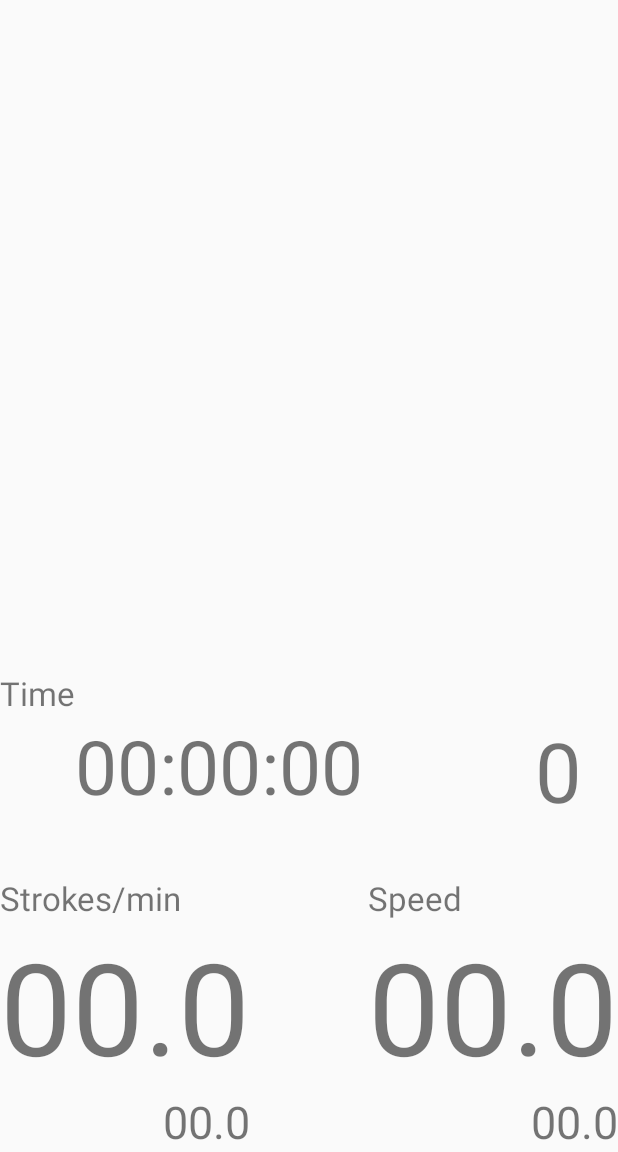
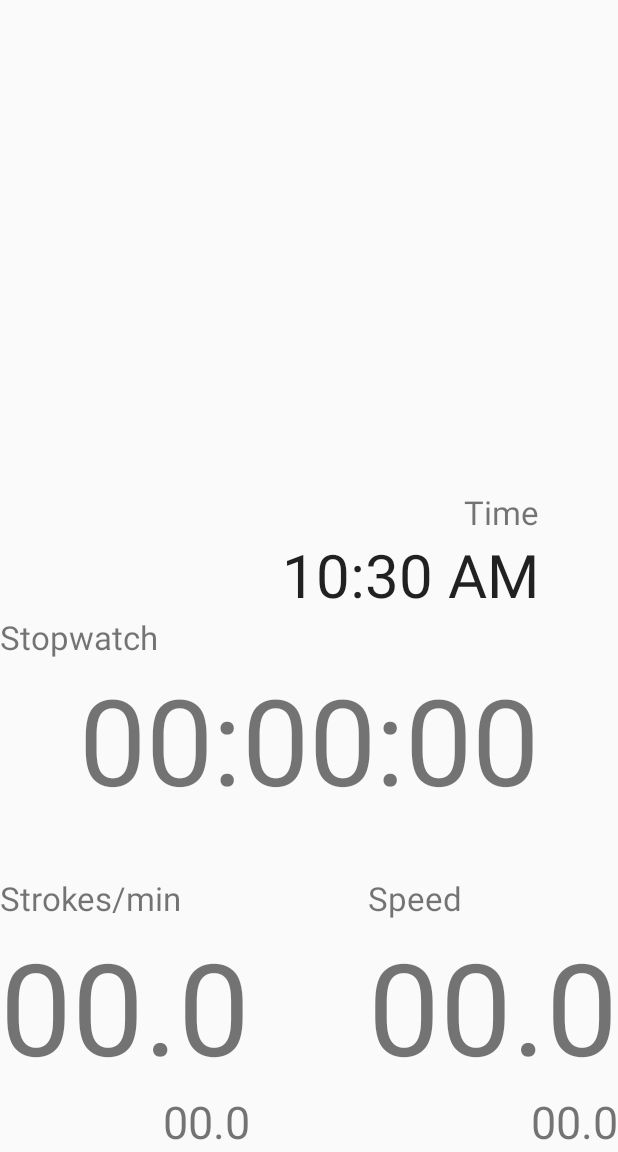
Before and after one commit to wleung85/PaddleHelper, an Android app: the screen it shows after launch (MainActivity), on a phone screen of 412 x 824 dp, the part 84-1236 px from its top. Run offline under Robolectric (Android 15) with nearby library versions, the phone set to English and light mode, and no system bars.

Commit message:
Added clock time

```diff
--- a/app/src/main/java/com/example/paddlehelper/MainActivity.java
+++ b/app/src/main/java/com/example/paddlehelper/MainActivity.java
@@ -11,8 +11,6 @@ import android.location.LocationManager;
 import android.os.Build;
 import android.preference.PreferenceManager;
 import android.support.annotation.NonNull;
-import android.support.v4.app.ActivityCompat;
-import android.support.v4.view.GestureDetectorCompat;
 import android.support.v7.app.AppCompatActivity;
 import android.os.Bundle;
 import android.support.v7.widget.Toolbar;
@@ -26,6 +24,9 @@ import android.widget.TextView;
 import android.widget.Toast;
 
 import java.lang.System;
+import java.text.DateFormat;
+import java.util.Date;
+import java.util.Locale;
 import java.util.concurrent.TimeUnit;
 
 public class MainActivity extends AppCompatActivity implements LocationListener{
@@ -42,7 +43,6 @@ public class MainActivity extends AppCompatActivity implements LocationListener{
     Toolbar mToolbar;
     double spmActual;
     LocationManager lm;
-    //GestureDetectorCompat mDetector;
 
     @Override
     protected void onCreate(Bundle savedInstanceState) {
@@ -60,6 +60,7 @@ public class MainActivity extends AppCompatActivity implements LocationListener{
         txtMaxSpeed = (TextView) findViewById (R.id.textViewMaxSpeed);
         btnSpeed = (Button) findViewById(R.id.SpeedButton);
         lm = (LocationManager) this.getSystemService(Context.LOCATION_SERVICE);
+
 
         SPMstarted = false;
         strokeNum = getStrokeNum();
@@ -84,7 +85,7 @@ public class MainActivity extends AppCompatActivity implements LocationListener{
                     //Updating actual stroke per min
                     currentTime = System.nanoTime();
                     spmActual = (double)strokeNum*60000.00/TimeUnit.NANOSECONDS.toMillis(currentTime - lastTime);
-                    txtSpm.setText(String.format("%.1f", spmActual));
+                    txtSpm.setText(String.format(Locale.CANADA,"%.1f", spmActual));
 
                     SPMstarted = false;
                 }
@@ -192,11 +193,11 @@ public class MainActivity extends AppCompatActivity implements LocationListener{
             if (pref.getString("speedUnitPref", "2").equals("1")) {
                 nCurrentSpeed = nCurrentSpeed * (float)3.6;
             }
-            txtSpeed.setText(String.format("%.1f",nCurrentSpeed));
+            txtSpeed.setText(String.format(Locale.CANADA,"%.1f",nCurrentSpeed));
 
             // Setting max speed
             if (nCurrentSpeed > Float.parseFloat((String)txtMaxSpeed.getText())) {
-                txtMaxSpeed.setText(String.format("%.1f",nCurrentSpeed));
+                txtMaxSpeed.setText(String.format(Locale.CANADA,"%.1f",nCurrentSpeed));
             }
         }
     }
--- a/app/src/main/res/layout/activity_main.xml
+++ b/app/src/main/res/layout/activity_main.xml
@@ -53,39 +53,25 @@
         android:layout_alignEnd="@+id/textViewSpmCount" />
 
     <TextView
-        android:id="@+id/textViewTimeCount"
+        android:id="@+id/textViewStopwatchCount"
         android:layout_width="wrap_content"
         android:layout_height="wrap_content"
+        android:layout_marginBottom="38dp"
         android:text="00:00:00"
-        android:textSize="50sp"
-        android:layout_alignParentLeft="true"
-        android:layout_alignParentStart="true"
+        android:textSize="80sp"
         android:layout_above="@+id/textViewSpmTitle"
-        android:layout_marginBottom="40dp"
-        android:layout_marginLeft="50dp" />
+        android:layout_centerHorizontal="true" />
 
     <TextView
-        android:id="@+id/textViewTimeTitle"
+        android:id="@+id/textViewStopwatchTitle"
         android:layout_width="wrap_content"
         android:layout_height="wrap_content"
-        android:text="Time"
-        android:textSize="22sp"
-        android:layout_above="@+id/textViewTimeCount"
+        android:layout_above="@+id/textViewStopwatchCount"
         android:layout_alignLeft="@+id/textViewSpmTitle"
         android:layout_alignStart="@+id/textViewSpmTitle"
-        android:layout_marginBottom="0dp" />
-
-    <TextView
-        android:id="@+id/textViewTimeLap"
-        android:layout_width="wrap_content"
-        android:layout_height="wrap_content"
-        android:text="0"
-        android:textSize="55sp"
-        android:layout_marginRight="24dp"
-        android:layout_marginEnd="24dp"
-        android:layout_alignTop="@+id/textViewTimeCount"
-        android:layout_alignParentRight="true"
-        android:layout_alignParentEnd="true" />
+        android:layout_marginBottom="0dp"
+        android:text="Stopwatch"
+        android:textSize="22sp" />
 
     <TextView
         android:id="@+id/textViewSpeedTitle"
@@ -93,7 +79,7 @@
         android:layout_height="wrap_content"
         android:text="Speed"
         android:textSize="22sp"
-        android:layout_below="@+id/textViewTimeCount"
+        android:layout_below="@+id/textViewStopwatchCount"
         android:layout_alignLeft="@+id/textViewSpeedCount"
         android:layout_alignStart="@+id/textViewSpeedCount" />
 
@@ -124,7 +110,7 @@
         android:id="@+id/SPMButton"
         android:layout_width="wrap_content"
         android:layout_height="wrap_content"
-        android:layout_below="@+id/textViewTimeCount"
+        android:layout_below="@+id/textViewStopwatchCount"
         android:layout_alignParentLeft="true"
         android:layout_alignParentStart="true"
         android:layout_alignParentBottom="true"
@@ -138,10 +124,29 @@
         android:layout_height="wrap_content"
         android:layout_alignLeft="@+id/textViewSpeedCount"
         android:layout_alignStart="@+id/textViewSpeedCount"
-        android:layout_below="@+id/textViewTimeCount"
+        android:layout_below="@+id/textViewStopwatchCount"
         android:layout_alignParentBottom="true"
         android:layout_alignParentRight="true"
         android:layout_alignParentEnd="true"
         android:background="@android:color/transparent" />
 
+    <TextView
+        android:id="@+id/textTimeTitle"
+        android:layout_width="wrap_content"
+        android:layout_height="wrap_content"
+        android:text="Time"
+        android:textSize="22sp"
+        android:layout_above="@+id/textClock2"
+        android:layout_alignRight="@+id/textClock2"
+        android:layout_alignEnd="@+id/textClock2" />
+
+    <TextClock
+        android:id="@+id/textClock2"
+        android:layout_width="wrap_content"
+        android:layout_height="wrap_content"
+        android:layout_above="@+id/textViewStopwatchTitle"
+        android:layout_alignEnd="@+id/textViewStopwatchCount"
+        android:layout_alignRight="@+id/textViewStopwatchCount"
+        android:textSize="40sp" />
+
 </RelativeLayout>
```
